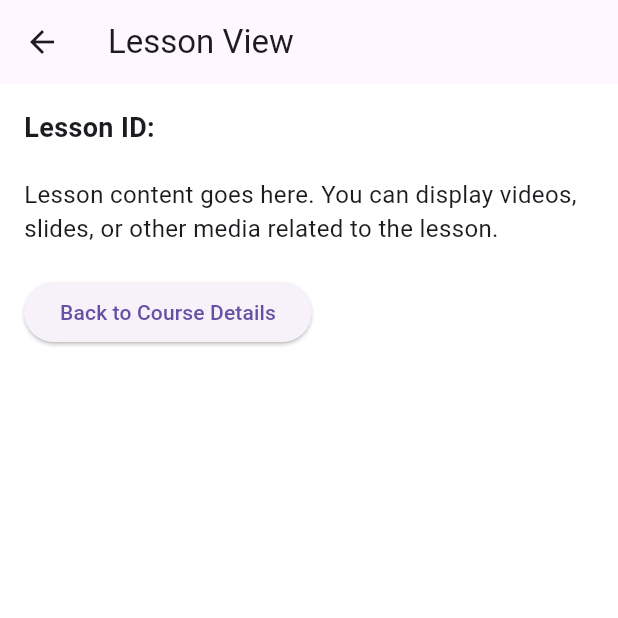
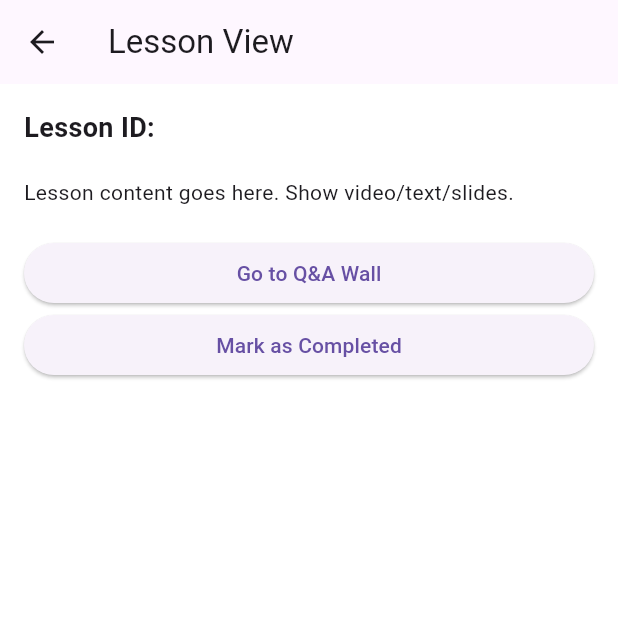
Before and after one commit to azfih/mad_competition, a Flutter app: the LessonViewScreen screen opened directly with empty values, on a phone screen of 412 x 824 dp, the top half of it. Run offline on Flutter 3.47's test engine with Material 3 defaults, Android fonts, the light colour scheme and no system bars; our stand-ins replace cloud_firestore, firebase_auth, firebase_core; accounts and stored records are empty.

Commit message:
student code updated

```diff
--- a/lib/screens/student/lesson_view_screen.dart
+++ b/lib/screens/student/lesson_view_screen.dart
@@ -1,39 +1,36 @@
-// lib/screens/student/lesson_view_screen.dart
-
 import 'package:flutter/material.dart';
 
 class LessonViewScreen extends StatelessWidget {
   final String lessonId;
 
-  LessonViewScreen({required this.lessonId});
+  const LessonViewScreen({Key? key, required this.lessonId}) : super(key: key);
 
   @override
   Widget build(BuildContext context) {
     return Scaffold(
-      appBar: AppBar(
-        title: Text("Lesson View"),
-      ),
+      appBar: AppBar(title: const Text("Lesson View")),
       body: Padding(
         padding: const EdgeInsets.all(16.0),
-        child: Column(
-          crossAxisAlignment: CrossAxisAlignment.start,
+        child: ListView(
           children: [
-            Text(
-              "Lesson ID: $lessonId",
-              style: TextStyle(fontSize: 18, fontWeight: FontWeight.bold),
-            ),
-            SizedBox(height: 20),
-            Text(
-              "Lesson content goes here. You can display videos, slides, or other media related to the lesson.",
-              style: TextStyle(fontSize: 16),
-            ),
-            SizedBox(height: 20),
+            Text("Lesson ID: $lessonId", style: const TextStyle(fontSize: 18, fontWeight: FontWeight.bold)),
+            const SizedBox(height: 20),
+            const Text("Lesson content goes here. Show video/text/slides."),
+            const SizedBox(height: 20),
             ElevatedButton(
               onPressed: () {
-                // Example of navigating back to course details
-                Navigator.pop(context);
+                Navigator.pushNamed(context, '/qnaWall', arguments: {'lessonId': lessonId});
               },
-              child: Text("Back to Course Details"),
+              child: const Text("Go to Q&A Wall"),
+            ),
+            ElevatedButton(
+              onPressed: () {
+                // Mark lesson as completed logic here
+                ScaffoldMessenger.of(context).showSnackBar(
+                  const SnackBar(content: Text('Lesson marked as completed!')),
+                );
+              },
+              child: const Text("Mark as Completed"),
             ),
           ],
         ),
--- a/lib/screens/student/student_dashboard.dart
+++ b/lib/screens/student/student_dashboard.dart
@@ -1,35 +1,35 @@
 import 'package:flutter/material.dart';
 
 class StudentDashboard extends StatelessWidget {
-  final String studentId; // Receiving studentId
+  final String studentId;
 
   const StudentDashboard({Key? key, required this.studentId}) : super(key: key);
 
   @override
   Widget build(BuildContext context) {
     return Scaffold(
-      appBar: AppBar(
-        title: const Text("Student Dashboard"),
-      ),
+      appBar: AppBar(title: const Text("Student Dashboard")),
       body: ListView(
         children: [
           ListTile(
-            title: const Text("Course 1: Introduction to Flutter"),
+            title: const Text("Introduction to Flutter"),
+            subtitle: const Text("By Tutor A"),
             onTap: () {
               Navigator.pushNamed(
                 context,
                 '/courseDetail',
-                arguments: {'courseId': 'courseId1'}, // Passing the course ID as argument
+                arguments: {'courseId': 'courseId1'},
               );
             },
           ),
           ListTile(
-            title: const Text("Course 2: Advanced Flutter"),
+            title: const Text("Advanced Flutter"),
+            subtitle: const Text("By Tutor B"),
             onTap: () {
               Navigator.pushNamed(
                 context,
                 '/courseDetail',
-                arguments: {'courseId': 'courseId2'}, // Passing the course ID as argument
+                arguments: {'courseId': 'courseId2'},
               );
             },
           ),
```
Also changed, not shown: lib/screens/student/course_detail_screen.dart (+31 -5 lines).
